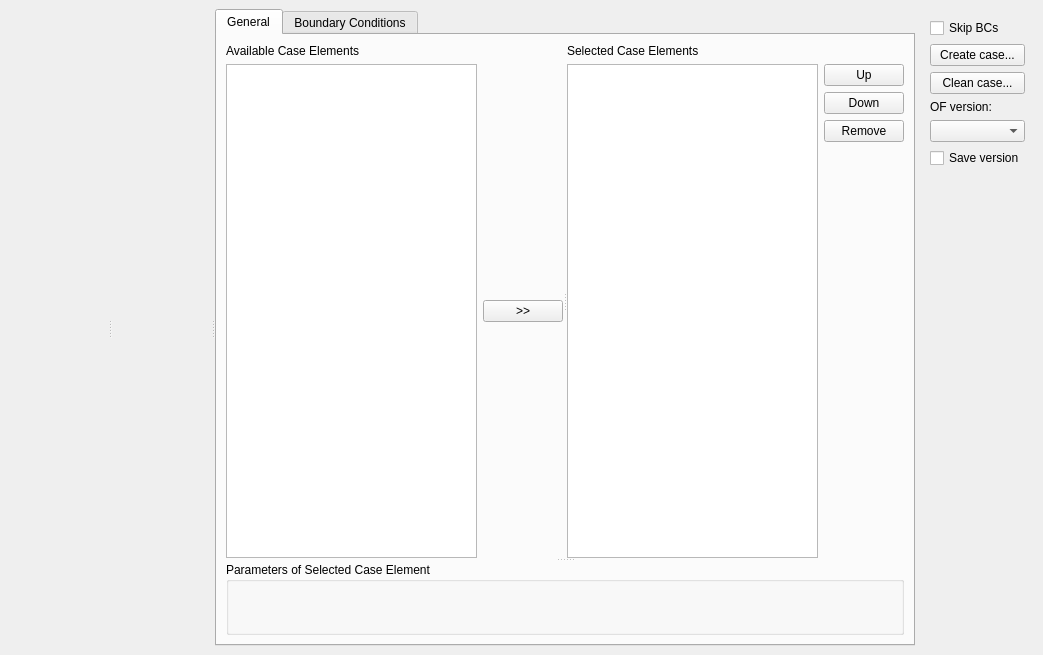
Old version of the form src/extensions/openfoam/isutils/isofCaseBuilder/isofcasebuilderwindow.ui in the repository hkroeger/insightcae.
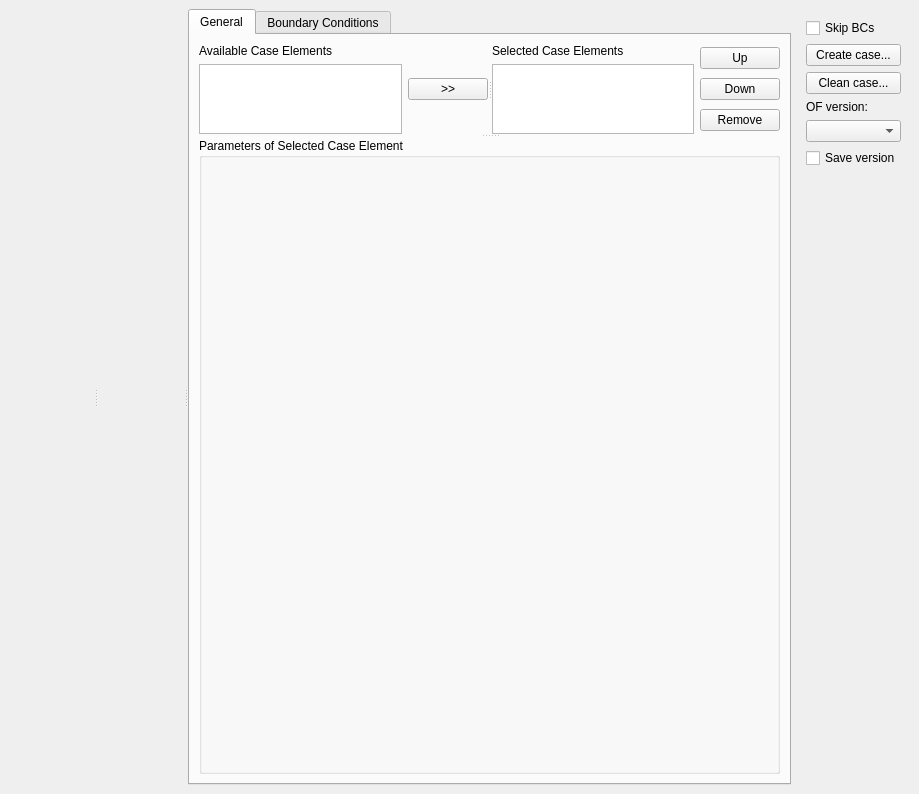
New version of the form. Custom widgets are drawn as their Qt base class.

The edit to the form file:
```diff
--- a/src/extensions/openfoam/isutils/isofCaseBuilder/isofcasebuilderwindow.ui
+++ b/src/extensions/openfoam/isutils/isofCaseBuilder/isofcasebuilderwindow.ui
@@ -6,10 +6,16 @@
    <rect>
     <x>0</x>
     <y>0</y>
-    <width>1043</width>
-    <height>655</height>
+    <width>919</width>
+    <height>794</height>
    </rect>
   </property>
+  <property name="sizePolicy">
+   <sizepolicy hsizetype="Preferred" vsizetype="Preferred">
+    <horstretch>0</horstretch>
+    <verstretch>3</verstretch>
+   </sizepolicy>
+  </property>
   <property name="windowTitle">
    <string>Dialog</string>
   </property>
@@ -40,6 +46,12 @@
        </property>
       </widget>
       <widget class="QTabWidget" name="BCTab">
+       <property name="sizePolicy">
+        <sizepolicy hsizetype="Expanding" vsizetype="Expanding">
+         <horstretch>0</horstretch>
+         <verstretch>0</verstretch>
+        </sizepolicy>
+       </property>
        <property name="currentIndex">
         <number>0</number>
        </property>
@@ -50,10 +62,22 @@
         <layout class="QVBoxLayout" name="verticalLayout_4">
          <item>
           <widget class="QSplitter" name="splitter_2">
+           <property name="sizePolicy">
+            <sizepolicy hsizetype="Preferred" vsizetype="Preferred">
+             <horstretch>0</horstretch>
+             <verstretch>0</verstretch>
+            </sizepolicy>
+           </property>
            <property name="orientation">
             <enum>Qt::Vertical</enum>
            </property>
            <widget class="QWidget" name="widget" native="true">
+            <property name="sizePolicy">
+             <sizepolicy hsizetype="Preferred" vsizetype="Preferred">
+              <horstretch>0</horstretch>
+              <verstretch>0</verstretch>
+             </sizepolicy>
+            </property>
             <layout class="QHBoxLayout" name="horizontalLayout_5">
              <item>
               <widget class="QSplitter" name="splitter">
@@ -61,16 +85,30 @@
                 <enum>Qt::Horizontal</enum>
                </property>
                <widget class="QWidget" name="widget_2" native="true">
-                <layout class="QGridLayout" name="gridLayout">
-                 <item row="0" column="0">
+                <layout class="QHBoxLayout" name="horizontalLayout_6">
+                 <item>
+                  <layout class="QVBoxLayout" name="verticalLayout_11">
+                   <item>
                   <widget class="QLabel" name="label_4">
+                     <property name="sizePolicy">
+                      <sizepolicy hsizetype="Preferred" vsizetype="Fixed">
+                       <horstretch>0</horstretch>
+                       <verstretch>0</verstretch>
+                      </sizepolicy>
+                     </property>
                    <property name="text">
                     <string>Available Case Elements</string>
                    </property>
                   </widget>
                  </item>
-                 <item row="1" column="0">
+                   <item>
                   <widget class="QTreeWidget" name="available_elements">
+                     <property name="sizePolicy">
+                      <sizepolicy hsizetype="Expanding" vsizetype="Preferred">
+                       <horstretch>0</horstretch>
+                       <verstretch>0</verstretch>
+                      </sizepolicy>
+                     </property>
                    <property name="rootIsDecorated">
                     <bool>true</bool>
                    </property>
@@ -84,7 +122,9 @@
                    </column>
                   </widget>
                  </item>
-                 <item row="1" column="1">
+                  </layout>
+                 </item>
+                 <item>
                   <widget class="QPushButton" name="add_btn">
                    <property name="text">
                     <string>&gt;&gt;</string>
@@ -94,18 +134,35 @@
                 </layout>
                </widget>
                <widget class="QWidget" name="widget_4" native="true">
-                <layout class="QGridLayout" name="gridLayout_2">
-                 <item row="0" column="0">
+                <layout class="QHBoxLayout" name="horizontalLayout_2">
+                 <item>
+                  <layout class="QVBoxLayout" name="verticalLayout_2">
+                   <item>
                   <widget class="QLabel" name="label_5">
+                     <property name="sizePolicy">
+                      <sizepolicy hsizetype="Preferred" vsizetype="Fixed">
+                       <horstretch>0</horstretch>
+                       <verstretch>0</verstretch>
+                      </sizepolicy>
+                     </property>
                    <property name="text">
                     <string>Selected Case Elements</string>
                    </property>
                   </widget>
                  </item>
-                 <item row="2" column="0">
-                  <widget class="QListWidget" name="selected_elements"/>
-                 </item>
-                 <item row="2" column="1">
+                   <item>
+                    <widget class="QListWidget" name="selected_elements">
+                     <property name="sizePolicy">
+                      <sizepolicy hsizetype="Expanding" vsizetype="Preferred">
+                       <horstretch>0</horstretch>
+                       <verstretch>0</verstretch>
+                      </sizepolicy>
+                     </property>
+                    </widget>
+                   </item>
+                  </layout>
+                 </item>
+                 <item>
                   <layout class="QVBoxLayout" name="verticalLayout_10">
                    <item>
                     <widget class="QPushButton" name="up_btn">
@@ -128,19 +185,6 @@
                      </property>
                     </widget>
                    </item>
-                   <item>
-                    <spacer name="verticalSpacer_2">
-                     <property name="orientation">
-                      <enum>Qt::Vertical</enum>
-                     </property>
-                     <property name="sizeHint" stdset="0">
-                      <size>
-                       <width>20</width>
-                       <height>40</height>
-                      </size>
-                     </property>
-                    </spacer>
-                   </item>
                   </layout>
                  </item>
                 </layout>
@@ -153,9 +197,15 @@
             <property name="sizePolicy">
              <sizepolicy hsizetype="Preferred" vsizetype="Expanding">
               <horstretch>0</horstretch>
-              <verstretch>0</verstretch>
+              <verstretch>1</verstretch>
              </sizepolicy>
             </property>
+            <property name="minimumSize">
+             <size>
+              <width>0</width>
+              <height>0</height>
+             </size>
+            </property>
             <property name="title">
              <string>Parameters of Selected Case Element</string>
             </property>
@@ -305,6 +355,12 @@
        </item>
        <item>
         <widget class="QLabel" name="label_3">
+         <property name="sizePolicy">
+          <sizepolicy hsizetype="Preferred" vsizetype="Fixed">
+           <horstretch>0</horstretch>
+           <verstretch>0</verstretch>
+          </sizepolicy>
+         </property>
          <property name="text">
           <string>OF version:</string>
          </property>
```
Lines whose indentation alone changed are shown as unchanged.
